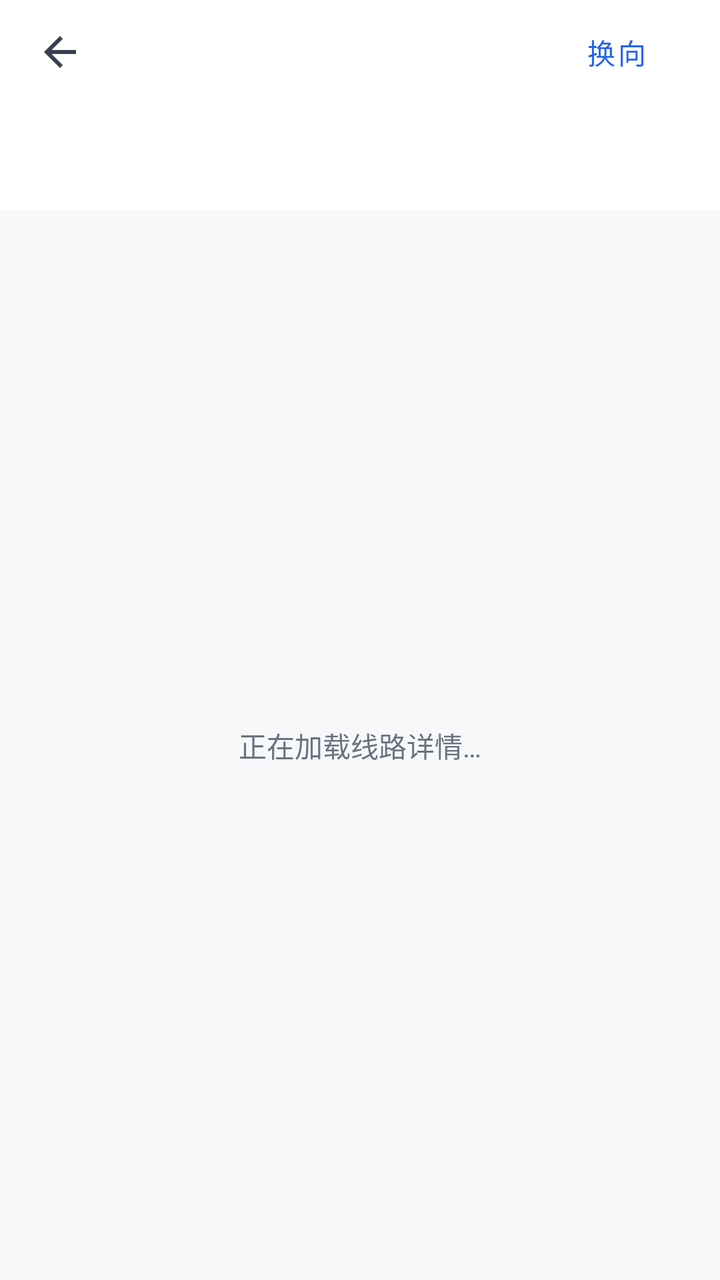
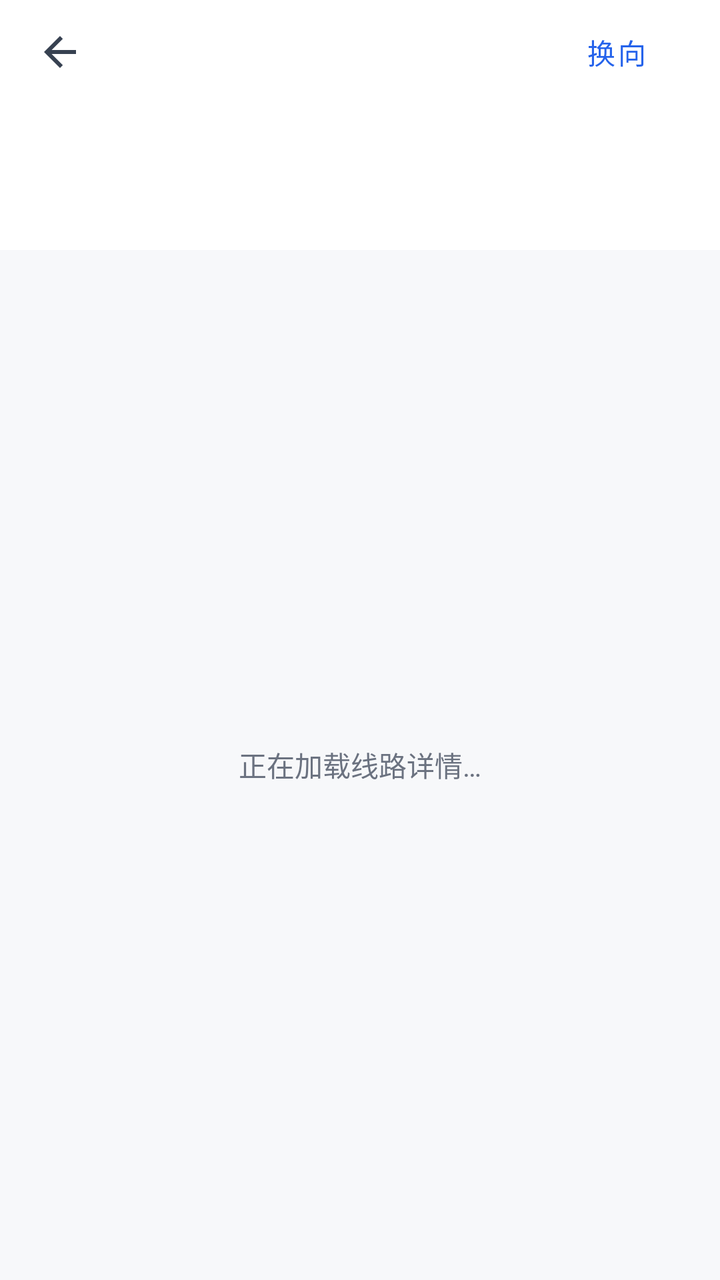

An Android layout rendered at two revisions. The XML below is the earlier revision; the diff shows what the commit changed to produce the second picture.
<!-- AndroidManifest.xml: application theme Theme.BandBus -->
<!-- res/layout/activity_line_detail.xml -->
<?xml version="1.0" encoding="utf-8"?>
<LinearLayout xmlns:android="http://schemas.android.com/apk/res/android" android:layout_width="match_parent" android:layout_height="match_parent" android:background="#F7F8FA" android:orientation="vertical">
    <LinearLayout android:layout_width="match_parent" android:layout_height="52dp" android:background="@android:color/white" android:gravity="center_vertical" android:paddingHorizontal="8dp">
        <ImageButton android:id="@+id/btnBack" android:layout_width="44dp" android:layout_height="44dp" android:background="?attr/selectableItemBackgroundBorderless" android:contentDescription="@string/action_back" android:src="@drawable/ic_arrow_back_24" android:tint="#374151" />
        <TextView android:id="@+id/lineTitle" android:layout_width="0dp" android:layout_height="wrap_content" android:layout_weight="1" android:textColor="#111827" android:textSize="20sp" android:textStyle="bold" />
        <com.google.android.material.button.MaterialButton android:id="@+id/btnDirection" style="@style/Widget.MaterialComponents.Button.TextButton" android:layout_width="wrap_content" android:layout_height="wrap_content" android:minHeight="44dp" android:text="换向" />
    </LinearLayout>
    <LinearLayout android:layout_width="match_parent" android:layout_height="wrap_content" android:background="@android:color/white" android:orientation="vertical" android:paddingHorizontal="16dp" android:paddingBottom="10dp">
        <TextView android:id="@+id/lineDirection" android:layout_width="match_parent" android:layout_height="wrap_content" android:ellipsize="end" android:maxLines="1" android:textColor="#374151" android:textSize="16sp" />
        <LinearLayout android:layout_width="match_parent" android:layout_height="wrap_content" android:layout_marginTop="4dp" android:orientation="horizontal">
            <TextView android:id="@+id/lineSchedule" android:layout_width="0dp" android:layout_height="wrap_content" android:layout_weight="1" android:textColor="#6B7280" android:textSize="13sp" />
            <TextView android:id="@+id/lineComment" android:layout_width="wrap_content" android:layout_height="wrap_content" android:textColor="#6B7280" android:textSize="13sp" />
        </LinearLayout>
        <LinearLayout android:id="@+id/realtimePanel" android:layout_width="match_parent" android:layout_height="40dp" android:layout_marginTop="8dp" android:background="@drawable/bg_line_realtime" android:gravity="center_vertical" android:orientation="horizontal" android:paddingHorizontal="10dp" android:visibility="gone">
            <ImageView android:layout_width="20dp" android:layout_height="20dp" android:contentDescription="@null" android:src="@drawable/ic_bus" />
            <TextView android:id="@+id/realtime" android:layout_width="0dp" android:layout_height="wrap_content" android:layout_marginStart="8dp" android:layout_weight="1" android:ellipsize="end" android:maxLines="1" android:textColor="#047857" android:textSize="14sp" android:textStyle="bold" />
        </LinearLayout>
    </LinearLayout>
    <TextView android:id="@+id/loading" android:layout_width="match_parent" android:layout_height="0dp" android:layout_weight="1" android:gravity="center" android:text="@string/line_detail_loading" android:textColor="#6B7280" />
    <androidx.recyclerview.widget.RecyclerView android:id="@+id/stationList" android:layout_width="match_parent" android:layout_height="0dp" android:layout_weight="1" android:clipToPadding="false" android:paddingHorizontal="16dp" android:paddingVertical="8dp" android:visibility="gone" />
</LinearLayout>
<!-- resources referenced by this layout -->
<resources>
  <!-- drawable bg_line_realtime (drawable) -->
  <?xml version="1.0" encoding="utf-8"?>
  <shape xmlns:android="http://schemas.android.com/apk/res/android">
      <solid android:color="#ECFDF5" />
      <corners android:radius="8dp" />
      <stroke android:width="1dp" android:color="#A7F3D0" />
  </shape>
  <!-- drawable ic_arrow_back_24 (drawable) -->
  <?xml version="1.0" encoding="utf-8"?>
  <vector xmlns:android="http://schemas.android.com/apk/res/android"
      android:width="24dp"
      android:height="24dp"
      android:viewportWidth="24"
      android:viewportHeight="24">
      <path
          android:fillColor="#FF1F2937"
          android:pathData="M20,11H7.83l5.59,-5.59L12,4l-8,8 8,8 1.41,-1.41L7.83,13H20v-2z" />
  </vector>
  <!-- drawable ic_bus (drawable) -->
  <?xml version="1.0" encoding="utf-8"?>
  <vector xmlns:android="http://schemas.android.com/apk/res/android"
      android:width="24dp"
      android:height="24dp"
      android:viewportWidth="24"
      android:viewportHeight="24">
      <path
          android:fillColor="#FF38A3FF"
          android:pathData="M4,16c0,0.88 0.39,1.67 1,2.22V20c0,0.55 0.45,1 1,1h1c0.55,0 1,-0.45 1,-1v-1h8v1c0,0.55 0.45,1 1,1h1c0.55,0 1,-0.45 1,-1v-1.78c0.61,-0.55 1,-1.34 1,-2.22V6c0,-3.5 -3.58,-4 -8,-4S4,2.5 4,6v10zM7.5,17C6.67,17 6,16.33 6,15.5S6.67,14 7.5,14 9,14.67 9,15.5 8.33,17 7.5,17zM16.5,17c-0.83,0 -1.5,-0.67 -1.5,-1.5s0.67,-1.5 1.5,-1.5 1.5,0.67 1.5,1.5 -0.67,1.5 -1.5,1.5zM18,11H6V6h12v5z" />
  </vector>
  <string name="action_back">返回</string>
  <string name="line_detail_loading">正在加载线路详情…</string>
  <style name="Theme.BandBus" parent="Theme.MaterialComponents.DayNight.NoActionBar">
          <item name="colorPrimary">@color/primary_blue</item>
          <item name="colorPrimaryVariant">@color/primary_blue_dark</item>
          <item name="colorOnPrimary">@color/white</item>
          <item name="colorSecondary">@color/teal_200</item>
          <item name="colorSecondaryVariant">@color/teal_700</item>
          <item name="colorOnSecondary">@color/black</item>
          <item name="android:statusBarColor" tools:targetApi="l">@color/primary_blue_dark</item>
          <item name="android:navigationBarColor">@color/white</item>
      </style>
  <color name="primary_blue">#2563EB</color>
  <color name="primary_blue_dark">#1D4ED8</color>
  <color name="white">#FFFFFFFF</color>
  <color name="teal_200">#FF03DAC5</color>
  <color name="teal_700">#FF018786</color>
  <color name="black">#FF000000</color>
</resources>

<!-- the commit's change to res/layout/activity_line_detail.xml (unified diff, before → after) -->
@@ -7,9 +7,9 @@
     </LinearLayout>
     <LinearLayout android:layout_width="match_parent" android:layout_height="wrap_content" android:background="@android:color/white" android:orientation="vertical" android:paddingHorizontal="16dp" android:paddingBottom="10dp">
         <TextView android:id="@+id/lineDirection" android:layout_width="match_parent" android:layout_height="wrap_content" android:ellipsize="end" android:maxLines="1" android:textColor="#374151" android:textSize="16sp" />
-        <LinearLayout android:layout_width="match_parent" android:layout_height="wrap_content" android:layout_marginTop="4dp" android:orientation="horizontal">
-            <TextView android:id="@+id/lineSchedule" android:layout_width="0dp" android:layout_height="wrap_content" android:layout_weight="1" android:textColor="#6B7280" android:textSize="13sp" />
-            <TextView android:id="@+id/lineComment" android:layout_width="wrap_content" android:layout_height="wrap_content" android:textColor="#6B7280" android:textSize="13sp" />
+        <LinearLayout android:layout_width="match_parent" android:layout_height="wrap_content" android:layout_marginTop="4dp" android:orientation="vertical">
+            <TextView android:id="@+id/lineSchedule" android:layout_width="match_parent" android:layout_height="wrap_content" android:ellipsize="end" android:maxLines="1" android:textColor="#6B7280" android:textSize="13sp" />
+            <TextView android:id="@+id/lineComment" android:layout_width="match_parent" android:layout_height="wrap_content" android:layout_marginTop="2dp" android:textColor="#6B7280" android:textSize="13sp" />
         </LinearLayout>
         <LinearLayout android:id="@+id/realtimePanel" android:layout_width="match_parent" android:layout_height="40dp" android:layout_marginTop="8dp" android:background="@drawable/bg_line_realtime" android:gravity="center_vertical" android:orientation="horizontal" android:paddingHorizontal="10dp" android:visibility="gone">
             <ImageView android:layout_width="20dp" android:layout_height="20dp" android:contentDescription="@null" android:src="@drawable/ic_bus" />
